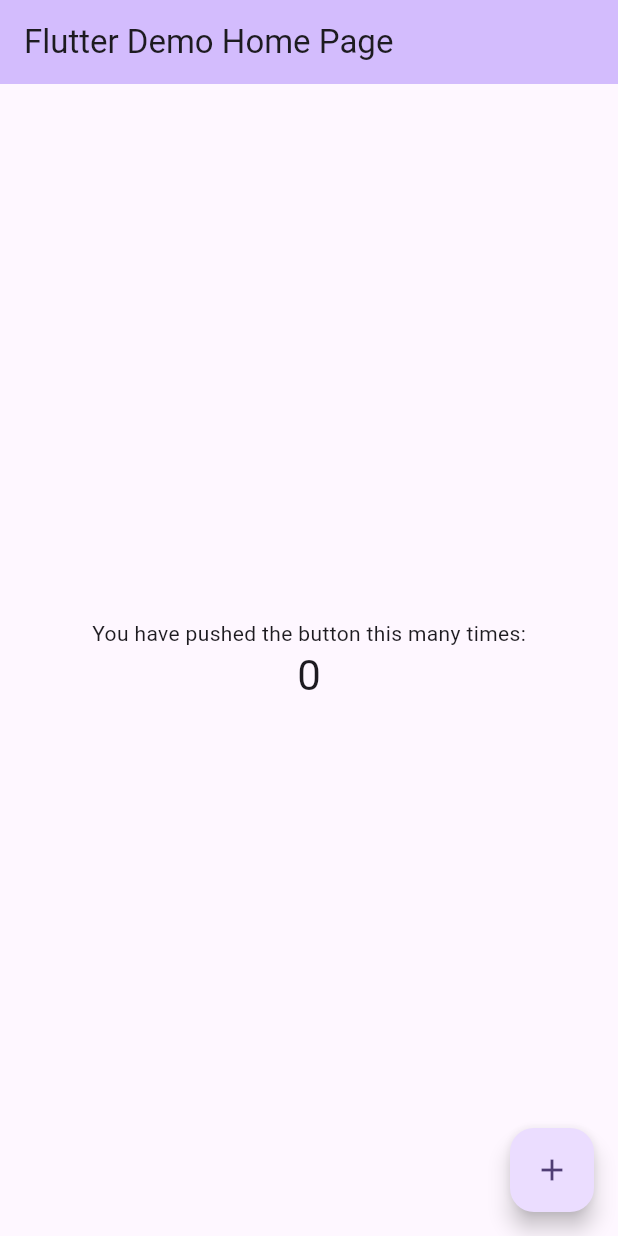
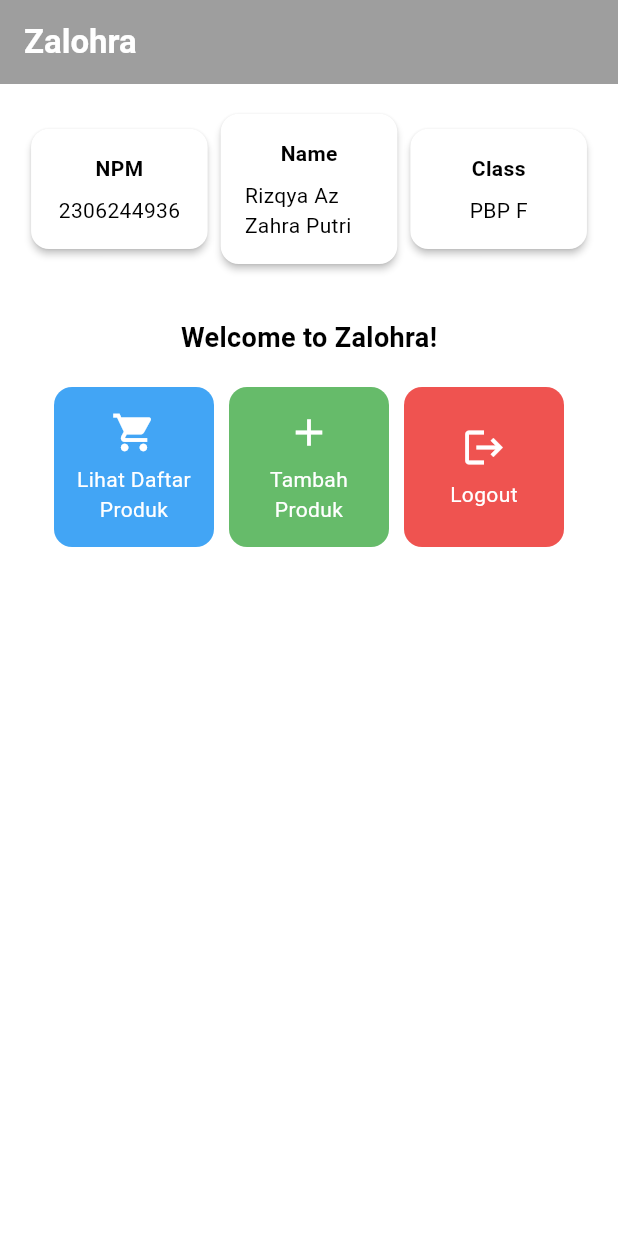
Before and after one commit to rizqyazzahra/zalohra-mobile, a Flutter app: the screen it shows after launch, on a phone screen of 412 x 824 dp. Run offline on Flutter 3.47's test engine with Material 3 defaults, Android fonts, the phone set to English and light mode, and no system bars.

Commit message:
feat: main app tugas 7

```diff
--- a/lib/main.dart
+++ b/lib/main.dart
@@ -1,4 +1,5 @@
 import 'package:flutter/material.dart';
+import 'package:zalohra_mobile/menu.dart';
 
 void main() {
   runApp(const MyApp());
@@ -28,98 +29,12 @@
         //
         // This works for code too, not just values: Most code changes can be
         // tested with just a hot reload.
-        colorScheme: ColorScheme.fromSeed(seedColor: Colors.deepPurple),
+        colorScheme: ColorScheme.fromSwatch(
+          primarySwatch: Colors.grey,
+          ).copyWith(secondary: Colors.grey[850]),
         useMaterial3: true,
       ),
-      home: const MyHomePage(title: 'Flutter Demo Home Page'),
+      home: MyHomePage(),
     );
   }
 }
-
-class MyHomePage extends StatefulWidget {
-  const MyHomePage({super.key, required this.title});
-
-  // This widget is the home page of your application. It is stateful, meaning
-  // that it has a State object (defined below) that contains fields that affect
-  // how it looks.
-
-  // This class is the configuration for the state. It holds the values (in this
-  // case the title) provided by the parent (in this case the App widget) and
-  // used by the build method of the State. Fields in a Widget subclass are
-  // always marked "final".
-
-  final String title;
-
-  @override
-  State<MyHomePage> createState() => _MyHomePageState();
-}
-
-class _MyHomePageState extends State<MyHomePage> {
-  int _counter = 0;
-
-  void _incrementCounter() {
-    setState(() {
-      // This call to setState tells the Flutter framework that something has
-      // changed in this State, which causes it to rerun the build method below
-      // so that the display can reflect the updated values. If we changed
-      // _counter without calling setState(), then the build method would not be
-      // called again, and so nothing would appear to happen.
-      _counter++;
-    });
-  }
-
-  @override
-  Widget build(BuildContext context) {
-    // This method is rerun every time setState is called, for instance as done
-    // by the _incrementCounter method above.
-    //
-    // The Flutter framework has been optimized to make rerunning build methods
-    // fast, so that you can just rebuild anything that needs updating rather
-    // than having to individually change instances of widgets.
-    return Scaffold(
-      appBar: AppBar(
-        // TRY THIS: Try changing the color here to a specific color (to
-        // Colors.amber, perhaps?) and trigger a hot reload to see the AppBar
-        // change color while the other colors stay the same.
-        backgroundColor: Theme.of(context).colorScheme.inversePrimary,
-        // Here we take the value from the MyHomePage object that was created by
-        // the App.build method, and use it to set our appbar title.
-        title: Text(widget.title),
-      ),
-      body: Center(
-        // Center is a layout widget. It takes a single child and positions it
-        // in the middle of the parent.
-        child: Column(
-          // Column is also a layout widget. It takes a list of children and
-          // arranges them vertically. By default, it sizes itself to fit its
-          // children horizontally, and tries to be as tall as its parent.
-          //
-          // Column has various properties to control how it sizes itself and
-          // how it positions its children. Here we use mainAxisAlignment to
-          // center the children vertically; the main axis here is the vertical
-          // axis because Columns are vertical (the cross axis would be
-          // horizontal).
-          //
-          // TRY THIS: Invoke "debug painting" (choose the "Toggle Debug Paint"
-          // action in the IDE, or press "p" in the console), to see the
-          // wireframe for each widget.
-          mainAxisAlignment: MainAxisAlignment.center,
-          children: <Widget>[
-            const Text(
-              'You have pushed the button this many times:',
-            ),
-            Text(
-              '$_counter',
-              style: Theme.of(context).textTheme.headlineMedium,
-            ),
-          ],
-        ),
-      ),
-      floatingActionButton: FloatingActionButton(
-        onPressed: _incrementCounter,
-        tooltip: 'Increment',
-        child: const Icon(Icons.add),
-      ), // This trailing comma makes auto-formatting nicer for build methods.
-    );
-  }
-}
--- /dev/null
+++ b/lib/menu.dart
@@ -0,0 +1,189 @@
+import 'package:flutter/material.dart';
+
+class MyHomePage extends StatelessWidget {
+  final String npm = '2306244936';
+  final String name = 'Rizqya Az Zahra Putri';
+  final String className = 'PBP F';
+  final List<ItemHomePage> items = [
+    ItemHomePage("Lihat Daftar Produk", Icons.shopping_cart),
+    ItemHomePage("Tambah Produk", Icons.add),
+    ItemHomePage("Logout", Icons.logout),
+  ];
+
+  MyHomePage({super.key});
+
+  @override
+  Widget build(BuildContext context) {
+    // Scaffold menyediakan struktur dasar halaman dengan AppBar dan body.
+    return Scaffold(
+      // AppBar adalah bagian atas halaman yang menampilkan judul.
+      appBar: AppBar(
+        // Judul aplikasi "Mental Health Tracker" dengan teks putih dan tebal.
+        title: const Text(
+          'Zalohra',
+          style: TextStyle(
+            color: Colors.white,
+            fontWeight: FontWeight.bold,
+          ),
+        ),
+        // Warna latar belakang AppBar diambil dari skema warna tema aplikasi.
+        backgroundColor: Theme.of(context).colorScheme.primary,
+      ),
+      // Body halaman dengan padding di sekelilingnya.
+      body: Padding(
+        padding: const EdgeInsets.all(16.0),
+        // Menyusun widget secara vertikal dalam sebuah kolom.
+        child: Column(
+          crossAxisAlignment: CrossAxisAlignment.center,
+          children: [
+            // Row untuk menampilkan 3 InfoCard secara horizontal.
+            Row(
+              mainAxisAlignment: MainAxisAlignment.spaceEvenly,
+              children: [
+                InfoCard(title: 'NPM', content: npm),
+                InfoCard(title: 'Name', content: name),
+                InfoCard(title: 'Class', content: className),
+              ],
+            ),
+
+            // Memberikan jarak vertikal 16 unit.
+            const SizedBox(height: 16.0),
+
+            // Menempatkan widget berikutnya di tengah halaman.
+            Center(
+              child: Column(
+                // Menyusun teks dan grid item secara vertikal.
+
+                children: [
+                  // Menampilkan teks sambutan dengan gaya tebal dan ukuran 18.
+                  const Padding(
+                    padding: EdgeInsets.only(top: 16.0),
+                    child: Text(
+                      'Welcome to Zalohra!',
+                      style: TextStyle(
+                        fontWeight: FontWeight.bold,
+                        fontSize: 18.0,
+                      ),
+                    ),
+                  ),
+
+                  // Grid untuk menampilkan ItemCard dalam bentuk grid 3 kolom.
+                  GridView.count(
+                    primary: true,
+                    padding: const EdgeInsets.all(20),
+                    crossAxisSpacing: 10,
+                    mainAxisSpacing: 10,
+                    crossAxisCount: 3,
+                    // Agar grid menyesuaikan tinggi kontennya.
+                    shrinkWrap: true,
+
+                    // Menampilkan ItemCard untuk setiap item dalam list items.
+                    children: items.map((ItemHomePage item) {
+                      return ItemCard(item);
+                    }).toList(),
+                  ),
+                ],
+              ),
+            ),
+          ],
+        ),
+      ),
+    );
+  }
+}
+
+class InfoCard extends StatelessWidget {
+  final String title;
+  final String content;
+
+  const InfoCard({super.key, required this.title, required this.content});
+
+  @override
+  Widget build(BuildContext context) {
+    return Card(
+      elevation: 2.0,
+      child: Container(
+        width: MediaQuery.of(context).size.width / 3.5,
+        padding: const EdgeInsets.all(16.0),
+        child: Column(
+          children: [
+            Text(
+              title,
+              style: const TextStyle(fontWeight: FontWeight.bold),
+            ),
+            const SizedBox(height:  8.0),
+            Text(content),
+          ],
+        ),
+      ),
+    );
+  }
+}
+
+class ItemHomePage {
+  final String name;
+  final IconData icon;
+
+  ItemHomePage(this.name, this.icon);
+}
+
+class ItemCard extends StatelessWidget {
+  final ItemHomePage item;
+
+  const ItemCard(this.item, {super.key});
+
+  Color? _getBackgroundColor(String name) {
+    switch (name) {
+      case "Lihat Daftar Produk":
+        return Colors.blue[400];
+      case "Tambah Produk":
+        return Colors.green[400];
+      case "Logout":
+        return Colors.red[400];
+      default:
+        return Colors.grey;
+    }
+  }
+  @override
+  Widget build(BuildContext context) {
+    return Material(
+      // Menentukan warna latar belakang dari tema aplikasi.
+      color: _getBackgroundColor(item.name),
+      // Membuat sudut kartu melengkung.
+      borderRadius: BorderRadius.circular(12),
+
+      child: InkWell(
+        onTap: () {
+          ScaffoldMessenger.of(context)
+            ..hideCurrentSnackBar()
+            ..showSnackBar(
+              SnackBar(content: Text("Kamu telah menekan tombol ${item.name}"))
+            );
+        },
+
+        child: Container(
+          padding: const EdgeInsets.all(8),
+          child: Center(
+            child: Column(
+              // Menyusun ikon dan teks di tengah kartu.
+              mainAxisAlignment: MainAxisAlignment.center,
+              children: [
+                Icon(
+                  item.icon,
+                  color: Colors.white,
+                  size: 30.0,
+                ),
+                const Padding(padding: EdgeInsets.all(3)),
+                Text(
+                  item.name,
+                  textAlign: TextAlign.center,
+                  style: const TextStyle(color: Colors.white),
+                ),
+              ],
+            ),
+          ),
+        ),
+      ),
+    );
+  }
+}
```
